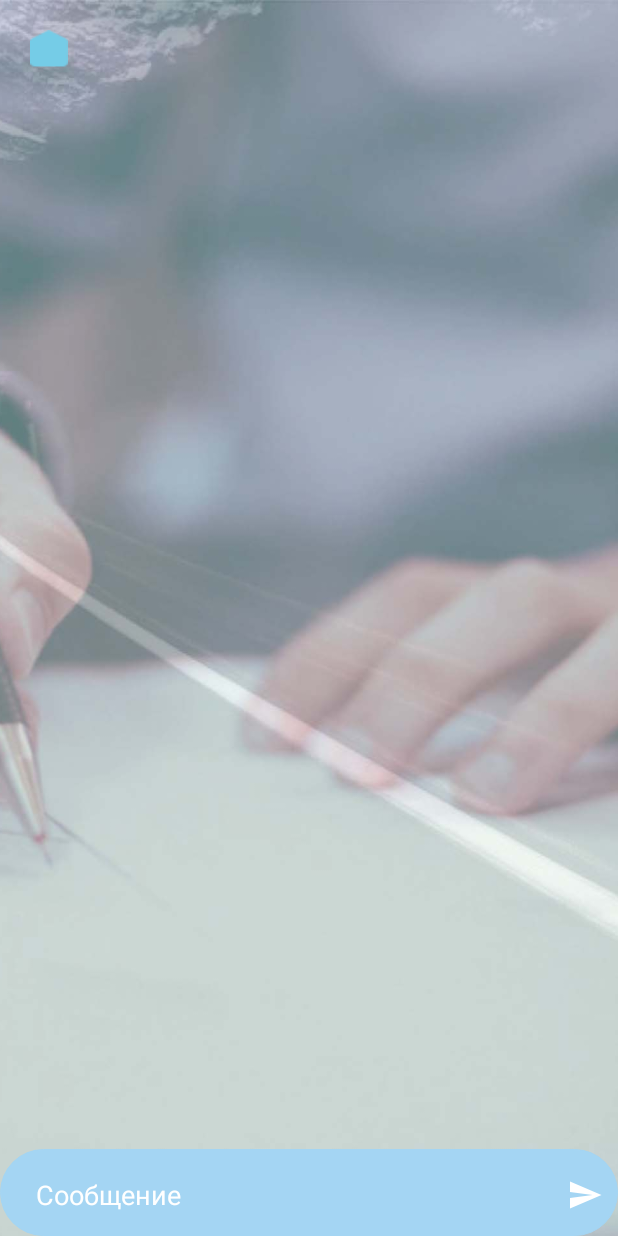
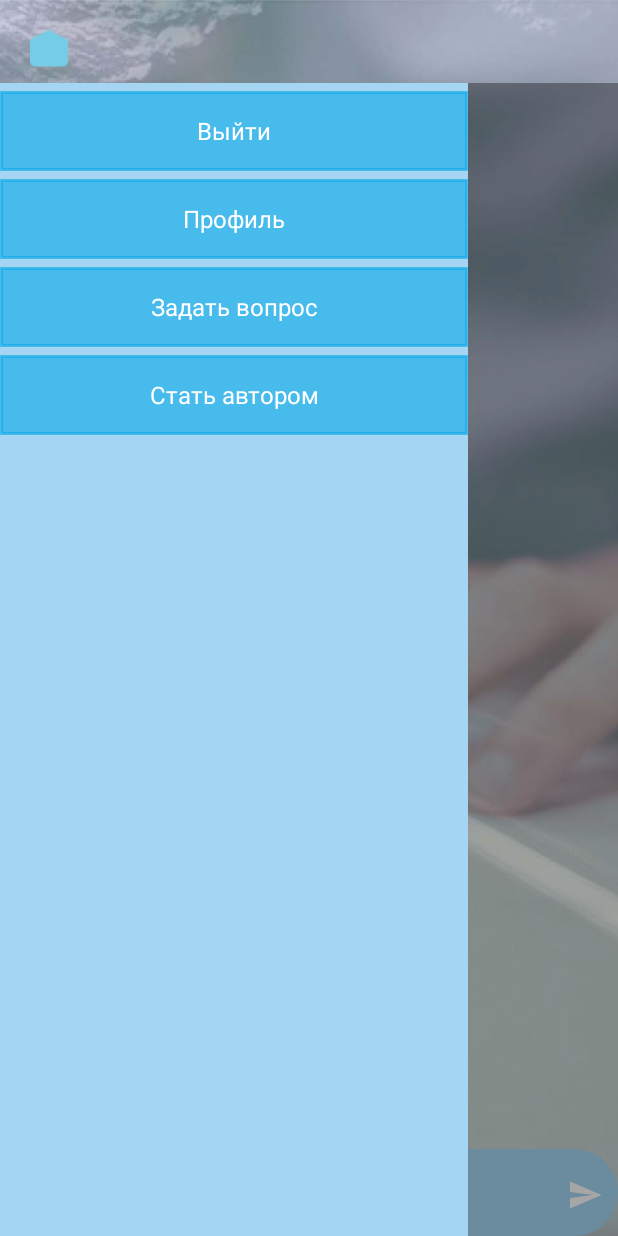
Before and after one commit to vov5dok/HelpBossApplication, an Android app: the chatWindow screen opened directly, with no data from a screen before it, on a phone screen of 412 x 824 dp. Run offline under Robolectric (Android 15) with nearby library versions, the phone set to English and light mode, and no system bars; network calls fail; Roboto replaces fonts that are not available here.

```diff
--- a/app/src/main/java/vl/ivanov/helpbossapplication/MainActivity.java
+++ b/app/src/main/java/vl/ivanov/helpbossapplication/MainActivity.java
@@ -167,7 +167,7 @@ public class MainActivity extends AppCompatActivity {
     }
 
     /**
-     * Метод для установки логина и пароля из файла настроек
+     * Метод для чтения логина и пароля из файла настроек
      */
     private void readProperties() {
         loginInSet = settings.getString("login", "0");
--- a/app/src/main/java/vl/ivanov/helpbossapplication/chatWindow.java
+++ b/app/src/main/java/vl/ivanov/helpbossapplication/chatWindow.java
@@ -10,7 +10,13 @@ import android.content.SharedPreferences;
 import android.os.Bundle;
 import android.util.JsonReader;
 import android.view.View;
+import android.widget.Button;
 import android.widget.EditText;
+import android.widget.ImageView;
+import android.widget.LinearLayout;
+import android.widget.TextView;
+
+import org.w3c.dom.Text;
 
 import java.io.IOException;
 import java.io.InputStream;
@@ -22,7 +28,7 @@ import java.util.ArrayList;
 import javax.net.ssl.HttpsURLConnection;
 
 
-public class chatWindow extends AppCompatActivity {
+public class chatWindow extends AppCompatActivity implements View.OnClickListener {
 
     private ArrayList<Messages> messages = new ArrayList<Messages>();
     private ArrayList<Messages> messagesNew = new ArrayList<Messages>();
@@ -35,7 +41,13 @@ public class chatWindow extends AppCompatActivity {
         setContentView(R.layout.activity_chat_window);
         getSupportActionBar().hide(); // скрываем ActionBar
 
-        msgObj = (EditText) findViewById(R.id.messageChat);
+        msgObj = (EditText) findViewById(R.id.textMessageChat);
+
+        ImageView btnOpenSettings = (ImageView) findViewById(R.id.ico_settings);
+        LinearLayout btnExitSetting = (LinearLayout) findViewById(R.id.btn_exit_setting);
+
+        btnOpenSettings.setOnClickListener(this);
+        btnExitSetting.setOnClickListener(this);
 
     }
 
@@ -203,4 +215,47 @@ public class chatWindow extends AppCompatActivity {
 
         return settings.getString("login", "0");
     }
+
+
+    // Отслеживаем нажатия кнопок на активити
+    @Override
+    public void onClick(View v) {
+        switch (v.getId()) {
+            case R.id.ico_settings: // кнопка открытия настроек
+
+                // блокируем поле ввода сообщения
+                EditText blockEditMsg = (EditText) findViewById(R.id.textMessageChat);
+                blockEditMsg.setClickable(false);
+                blockEditMsg.setFocusable(false);
+                blockEditMsg.setLongClickable(false);
+
+                // блокируем кнопку отправки сообщения
+                Button btnSendMsg = (Button) findViewById(R.id.sendMessageChat);
+                btnSendMsg.setClickable(false);
+
+                // показываем темный фон под окном с выводом настроек
+                LinearLayout blockFonSettings = (LinearLayout) findViewById(R.id.fon_wnd_settings);
+                blockFonSettings.setVisibility(View.VISIBLE);
+
+                // показываем блок с настройками
+                LinearLayout blockSettings = (LinearLayout) findViewById(R.id.block_settings);
+                blockSettings.setVisibility(View.VISIBLE);
+                break;
+
+            case R.id.btn_exit_setting: // кнопка "Выход"
+
+                // очищаем логин и пароль из файла настроек - начало
+                SharedPreferences settings;
+                settings = getSharedPreferences("saveSettings", MODE_PRIVATE);
+                SharedPreferences.Editor prefEditor = settings.edit();
+                prefEditor.putString("login", "");
+                prefEditor.putString("password", "");
+                prefEditor.apply();
+                // очищаем логин и пароль из файла настроек - конец
+
+                finish(); // закрыть этот класс
+
+                break;
+        }
+    }
 }
--- /dev/null
+++ b/app/src/main/res/drawable/button_on_setting.xml
@@ -0,0 +1,5 @@
+<?xml version="1.0" encoding="utf-8"?>
+<selector xmlns:android="http://schemas.android.com/apk/res/android">
+    <item android:state_pressed="false" android:drawable="@drawable/style_button_on_setting" />
+    <item android:state_pressed="true" android:drawable="@drawable/style_button_on_setting_press" />
+</selector>
--- /dev/null
+++ b/app/src/main/res/drawable/style_button_on_setting.xml
@@ -0,0 +1,5 @@
+<?xml version="1.0" encoding="utf-8"?>
+<shape xmlns:android="http://schemas.android.com/apk/res/android">
+    <stroke android:width="2dp" android:color="@color/bg_c_btn_stn" />
+    <solid android:color="@color/bg_c_btn_stn"/>
+</shape>
--- /dev/null
+++ b/app/src/main/res/drawable/style_button_on_setting_press.xml
@@ -0,0 +1,5 @@
+<?xml version="1.0" encoding="utf-8"?>
+<shape xmlns:android="http://schemas.android.com/apk/res/android">
+    <stroke android:width="2dp" android:color="@color/bg_c_btn_stn_press" />
+    <solid android:color="@color/bg_c_btn_stn_press"/>
+</shape>
--- a/app/src/main/res/layout/activity_chat_window.xml
+++ b/app/src/main/res/layout/activity_chat_window.xml
@@ -33,46 +33,197 @@
         android:layout_marginBottom="10dp" />
 
 
-
-
     <LinearLayout
         android:id="@+id/containerEditMsgChat"
         android:layout_width="match_parent"
         android:layout_height="wrap_content"
-        android:orientation="horizontal"
         android:layout_alignParentStart="true"
         android:layout_alignParentLeft="true"
         android:layout_alignParentBottom="true"
         android:background="@drawable/bg_edit_message_chat"
+        android:gravity="center"
+        android:orientation="horizontal"
         android:paddingLeft="20dp"
-        android:paddingBottom="7dp"
-        android:gravity="center">
+        android:paddingBottom="7dp">
 
 
         <EditText
-            android:id="@+id/messageChat"
+            android:id="@+id/textMessageChat"
             android:layout_width="wrap_content"
             android:layout_height="wrap_content"
+            android:layout_marginTop="5dp"
+            android:layout_marginRight="10dp"
             android:layout_weight="1"
+            android:backgroundTint="@android:color/transparent"
             android:ems="10"
             android:gravity="start|top"
+            android:hint="@string/hintEditMsgChat"
             android:inputType="textMultiLine"
-            android:hint="@string/hintEditMsgChat"
+            android:textColor="@color/white"
             android:textColorHint="@color/white"
-            android:textColor="@color/white"
-            android:layout_marginTop="5dp"
-            android:layout_marginRight="10dp"
-            android:backgroundTint="@android:color/transparent"/>
+            android:clickable="true"
+            android:focusable="true"
+            android:longClickable="true" />
 
         <Button
             android:id="@+id/sendMessageChat"
             android:layout_width="24dp"
             android:layout_height="24dp"
-            android:background="@drawable/ic_send_black_24dp"
             android:layout_marginTop="5dp"
             android:layout_marginRight="10dp"
+            android:background="@drawable/ic_send_black_24dp"
             android:gravity="center_vertical"
-            android:onClick="sendMessage"/>
+            android:onClick="sendMessage" />
+    </LinearLayout>
+
+    <LinearLayout
+        android:id="@+id/fon_wnd_settings"
+        android:layout_width="match_parent"
+        android:layout_height="match_parent"
+        android:background="#59000000"
+        android:orientation="vertical"
+        android:layout_below="@+id/ico_settings"
+        android:layout_marginTop="10dp"
+        android:gravity="center"
+        android:visibility="visible">
+
+    </LinearLayout>
+
+    <LinearLayout
+        android:id="@+id/block_settings"
+        android:layout_width="match_parent"
+        android:layout_height="match_parent"
+        android:layout_below="@+id/ico_settings"
+        android:layout_marginTop="10dp"
+        android:layout_marginRight="100dp"
+        android:background="@color/bgcFormEditMsg"
+        android:gravity="center"
+        android:orientation="vertical"
+        android:visibility="visible"
+        >
+
+
+        <LinearLayout
+            android:id="@+id/btn_exit_setting"
+            android:layout_width="match_parent"
+            android:layout_height="wrap_content"
+            android:layout_marginTop="5dp"
+            android:layout_weight="0.05"
+            android:background="@drawable/button_on_setting"
+            android:gravity="center"
+            android:paddingTop="3dp"
+            android:paddingBottom="3dp"
+            android:clickable="true"
+            android:focusable="true"
+            android:longClickable="true">
+
+            <TextView
+                android:id="@+id/btn_stn_exit"
+                android:layout_width="wrap_content"
+                android:layout_height="wrap_content"
+                android:layout_marginLeft="20dp"
+                android:layout_marginRight="20dp"
+                android:layout_weight="1"
+                android:gravity="center"
+                android:text="@string/exit"
+                android:textColor="@color/white"
+                android:textSize="16sp" />
+
+        </LinearLayout>
+
+        <LinearLayout
+            android:layout_width="match_parent"
+            android:layout_height="wrap_content"
+            android:layout_marginTop="5dp"
+            android:layout_weight="0.05"
+            android:background="@drawable/button_on_setting"
+            android:gravity="center"
+            android:paddingTop="3dp"
+            android:paddingBottom="3dp">
+
+            <TextView
+                android:id="@+id/btn_stn_profile"
+                android:layout_width="wrap_content"
+                android:layout_height="wrap_content"
+                android:layout_marginLeft="20dp"
+                android:layout_marginRight="20dp"
+                android:layout_weight="1"
+                android:gravity="center"
+                android:text="@string/profile"
+                android:textColor="@color/white"
+                android:textSize="16sp" />
+
+        </LinearLayout>
+
+        <LinearLayout
+            android:layout_width="match_parent"
+            android:layout_height="wrap_content"
+            android:layout_marginTop="5dp"
+            android:layout_weight="0.05"
+            android:background="@drawable/button_on_setting"
+            android:gravity="center"
+            android:paddingTop="3dp"
+            android:paddingBottom="3dp">
+
+            <TextView
+                android:id="@+id/btn_stn_ask_question"
+                android:layout_width="wrap_content"
+                android:layout_height="wrap_content"
+                android:layout_marginLeft="20dp"
+                android:layout_marginRight="20dp"
+                android:layout_weight="1"
+                android:gravity="center"
+                android:text="@string/ask_question"
+                android:textColor="@color/white"
+                android:textSize="16sp" />
+
+        </LinearLayout>
+
+        <LinearLayout
+            android:layout_width="match_parent"
+            android:layout_height="wrap_content"
+            android:layout_marginTop="5dp"
+            android:layout_weight="0.05"
+            android:background="@drawable/button_on_setting"
+            android:gravity="center"
+            android:paddingTop="3dp"
+            android:paddingBottom="3dp">
+
+            <TextView
+                android:id="@+id/btn_stn_become_author"
+                android:layout_width="wrap_content"
+                android:layout_height="wrap_content"
+                android:layout_marginLeft="20dp"
+                android:layout_marginRight="20dp"
+                android:layout_weight="1"
+                android:gravity="center"
+                android:text="@string/becone_author"
+                android:textColor="@color/white"
+                android:textSize="16sp" />
+
+        </LinearLayout>
+
+        <LinearLayout
+            android:layout_width="match_parent"
+            android:layout_height="wrap_content"
+            android:layout_marginTop="5dp"
+            android:layout_weight="1"
+            android:paddingTop="3dp"
+            android:paddingBottom="3dp">
+
+            <TextView
+                android:id="@+id/stub"
+                android:layout_width="wrap_content"
+                android:layout_height="wrap_content"
+                android:layout_marginLeft="20dp"
+                android:layout_marginRight="20dp"
+                android:layout_weight="1"
+                android:gravity="center"
+                android:textColor="@color/white"
+                android:textSize="16sp" />
+
+        </LinearLayout>
+
     </LinearLayout>
 
 
--- a/app/src/main/res/values/colors.xml
+++ b/app/src/main/res/values/colors.xml
@@ -13,4 +13,6 @@
     <color name="bgcMessagesChatTest">#BFD5D5D5</color>
     <color name="errorWindowAuth">#FD0000</color>
     <color name="dark_grey">#373737</color>
+    <color name="bg_c_btn_stn">#9708A9E8</color>
+    <color name="bg_c_btn_stn_press">#9741819A</color>
 </resources>
--- a/app/src/main/res/values/strings.xml
+++ b/app/src/main/res/values/strings.xml
@@ -17,4 +17,8 @@
     <string name="next">Далее</string>
     <string name="descPassRec">Введите код, отправленный на Ваш e-mail</string>
     <string name="save">Сохранить</string>
+    <string name="exit">Выйти</string>
+    <string name="profile">Профиль</string>
+    <string name="ask_question">Задать вопрос</string>
+    <string name="becone_author">Стать автором</string>
 </resources>
```
Also changed, not shown: app/src/main/res/drawable/logo1.png (added).
